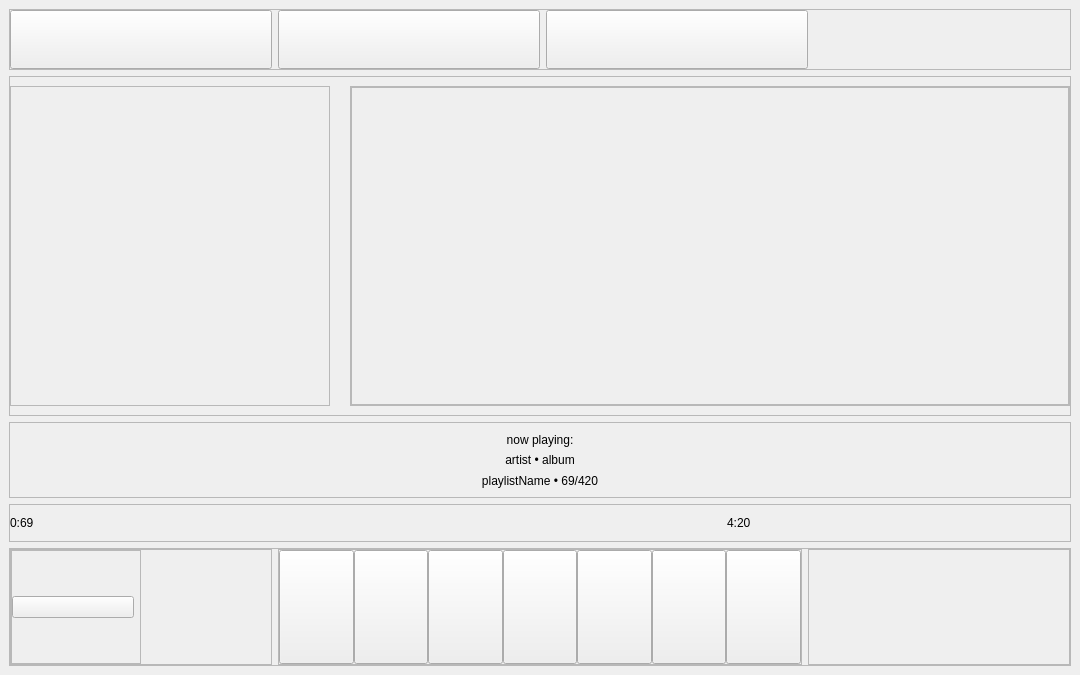
Above: classes/generatedui/mainwindow.ui from moltenlavaguava/peanut before the change. Below: the same form after it.
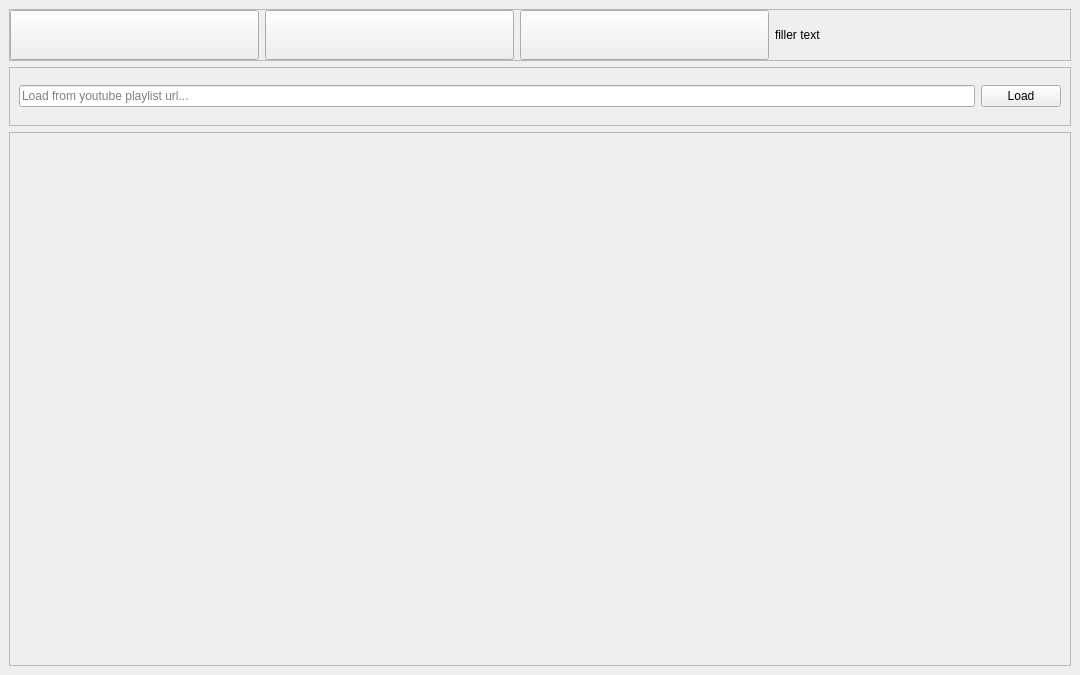
That is the form after the change. The open tabs and pages were chosen to show the change. Icons and pictures are not drawn. Custom widgets are drawn as their Qt base class.

What changed in the file:
```diff
--- a/classes/generatedui/mainwindow.ui
+++ b/classes/generatedui/mainwindow.ui
@@ -71,7 +71,7 @@
       <property name="frameShadow">
        <enum>QFrame::Shadow::Raised</enum>
       </property>
-      <layout class="QHBoxLayout" name="horizontalLayout" stretch="0,0,0,0">
+      <layout class="QHBoxLayout" name="horizontalLayout" stretch="0,0,0,0,0">
        <property name="leftMargin">
         <number>0</number>
        </property>
@@ -126,6 +126,16 @@
          </property>
         </widget>
        </item>
+       <item>
+        <widget class="QLabel" name="info_pageTitle">
+         <property name="text">
+          <string>filler text</string>
+         </property>
+         <property name="textFormat">
+          <enum>Qt::TextFormat::MarkdownText</enum>
+         </property>
+        </widget>
+       </item>
        <item>
         <spacer name="horizontalSpacer">
          <property name="orientation">
@@ -143,6 +153,31 @@
      </widget>
     </item>
     <item>
+     <widget class="QStackedWidget" name="container_stackedWidget">
+      <property name="sizePolicy">
+       <sizepolicy hsizetype="Preferred" vsizetype="Preferred">
+        <horstretch>0</horstretch>
+        <verstretch>92</verstretch>
+       </sizepolicy>
+      </property>
+      <property name="currentIndex">
+       <number>0</number>
+      </property>
+      <widget class="QWidget" name="page_audioPlayer">
+       <layout class="QVBoxLayout" name="verticalLayout_5">
+        <property name="leftMargin">
+         <number>0</number>
+        </property>
+        <property name="topMargin">
+         <number>0</number>
+        </property>
+        <property name="rightMargin">
+         <number>0</number>
+        </property>
+        <property name="bottomMargin">
+         <number>0</number>
+        </property>
+        <item>
      <widget class="QFrame" name="container_upperMiddleFrame">
       <property name="sizePolicy">
        <sizepolicy hsizetype="Preferred" vsizetype="Preferred">
@@ -170,13 +205,13 @@
         <widget class="SquareFrame" name="container_albumCover">
          <property name="minimumSize">
           <size>
-           <width>320</width>
+               <width>330</width>
            <height>0</height>
           </size>
          </property>
          <property name="maximumSize">
           <size>
-           <width>320</width>
+               <width>330</width>
            <height>16777215</height>
           </size>
          </property>
@@ -255,10 +290,11 @@
               <rect>
                <x>0</x>
                <y>0</y>
-               <width>716</width>
-               <height>316</height>
-              </rect>
-             </property>
+                   <width>712</width>
+                   <height>330</height>
+                  </rect>
+                 </property>
+                 <layout class="QVBoxLayout" name="verticalLayout_7"/>
             </widget>
            </widget>
           </item>
@@ -662,6 +698,75 @@
         </spacer>
        </item>
       </layout>
+         </widget>
+        </item>
+       </layout>
+      </widget>
+      <widget class="QWidget" name="page_playlistSelector">
+       <layout class="QVBoxLayout" name="verticalLayout_6">
+        <property name="leftMargin">
+         <number>0</number>
+        </property>
+        <property name="topMargin">
+         <number>0</number>
+        </property>
+        <property name="rightMargin">
+         <number>0</number>
+        </property>
+        <property name="bottomMargin">
+         <number>0</number>
+        </property>
+        <item>
+         <widget class="QFrame" name="container_playlistLoader">
+          <property name="sizePolicy">
+           <sizepolicy hsizetype="Preferred" vsizetype="Preferred">
+            <horstretch>0</horstretch>
+            <verstretch>10</verstretch>
+           </sizepolicy>
+          </property>
+          <property name="frameShape">
+           <enum>QFrame::Shape::StyledPanel</enum>
+          </property>
+          <property name="frameShadow">
+           <enum>QFrame::Shadow::Raised</enum>
+          </property>
+          <layout class="QHBoxLayout" name="horizontalLayout_7">
+           <item>
+            <widget class="QLineEdit" name="input_playlistURL">
+             <property name="placeholderText">
+              <string>Load from youtube playlist url...</string>
+             </property>
+            </widget>
+           </item>
+           <item>
+            <widget class="QPushButton" name="action_loadFromURL">
+             <property name="text">
+              <string>Load</string>
+             </property>
+            </widget>
+           </item>
+          </layout>
+         </widget>
+        </item>
+        <item>
+         <widget class="QFrame" name="container_playlistSelector">
+          <property name="sizePolicy">
+           <sizepolicy hsizetype="Preferred" vsizetype="Preferred">
+            <horstretch>0</horstretch>
+            <verstretch>90</verstretch>
+           </sizepolicy>
+          </property>
+          <property name="frameShape">
+           <enum>QFrame::Shape::StyledPanel</enum>
+          </property>
+          <property name="frameShadow">
+           <enum>QFrame::Shadow::Raised</enum>
+          </property>
+          <layout class="QGridLayout" name="gridLayout"/>
+         </widget>
+        </item>
+       </layout>
+      </widget>
      </widget>
     </item>
    </layout>
```
Left out of the diff: 4 changed lines with no effect on the pictures. Lines whose indentation alone changed are shown as unchanged.
